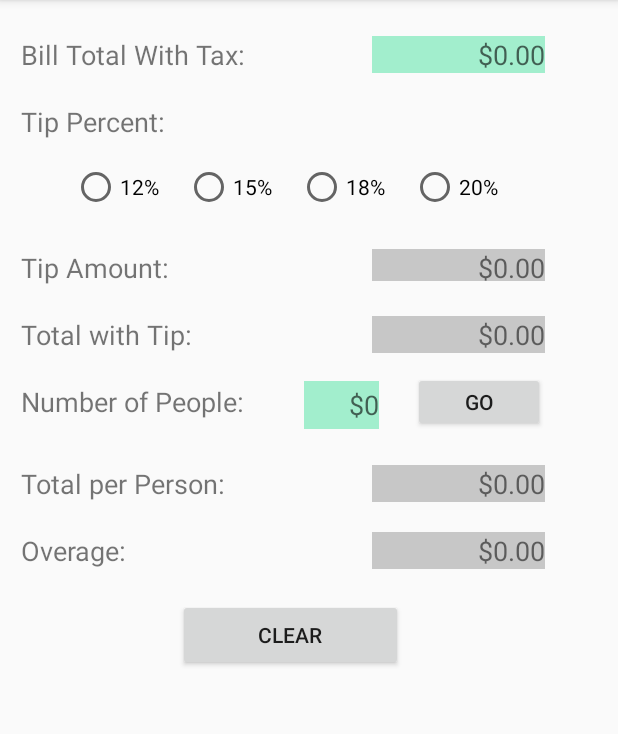
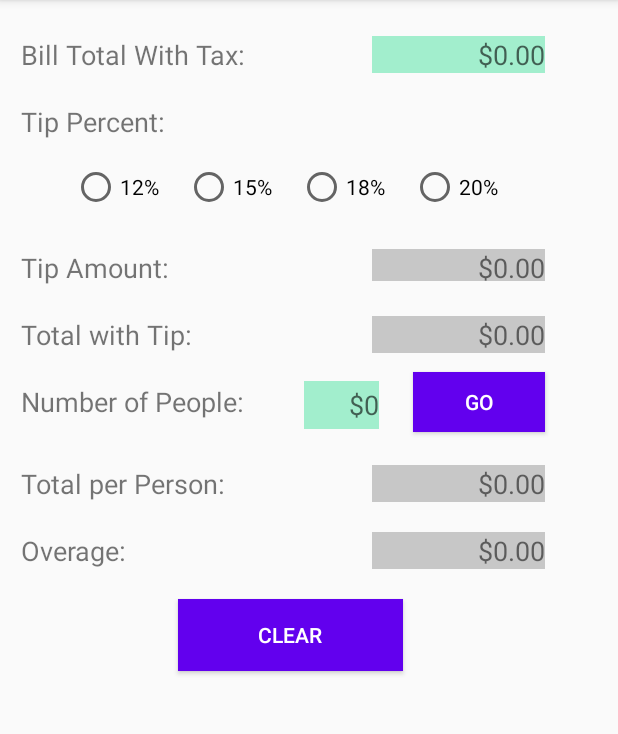
Before and after one commit to MariaGarciaCS/CS442-Mobile-App-Development, an Android app: the screen it shows after launch (MainActivity), on a phone screen of 412 x 824 dp, the part 84-818 px from its top. Run offline under Robolectric (Android 15) with nearby library versions, the phone set to English and light mode, and no system bars.

```diff
--- a/1_tip_calculator/app/src/main/res/layout/activity_main.xml
+++ b/1_tip_calculator/app/src/main/res/layout/activity_main.xml
@@ -99,24 +99,28 @@
             android:id="@+id/twelvePercent"
             android:layout_width="75dp"
             android:layout_height="wrap_content"
+            android:onClick="onRadioButtonClicked"
             android:text="12%" />
 
         <RadioButton
             android:id="@+id/fifteenPercent"
             android:layout_width="75dp"
             android:layout_height="wrap_content"
+            android:onClick="onRadioButtonClicked"
             android:text="15%" />
 
         <RadioButton
             android:id="@+id/eighteenPercent"
             android:layout_width="75dp"
             android:layout_height="wrap_content"
+            android:onClick="onRadioButtonClicked"
             android:text="18%" />
 
         <RadioButton
             android:id="@+id/twentyPercent"
             android:layout_width="75dp"
             android:layout_height="wrap_content"
+            android:onClick="onRadioButtonClicked"
             android:text="20%" />
 
     </RadioGroup>
@@ -204,7 +208,10 @@
         android:layout_width="150dp"
         android:layout_height="wrap_content"
         android:layout_marginTop="20dp"
+        android:background="@color/colorPrimary"
+        android:onClick="onClearClicked"
         android:text="Clear"
+        android:textColor="#FFFFFF"
         app:layout_constraintEnd_toEndOf="parent"
         app:layout_constraintStart_toStartOf="@+id/guideline"
         app:layout_constraintTop_toBottomOf="@+id/overage" />
@@ -213,7 +220,10 @@
         android:id="@+id/button2"
         android:layout_width="wrap_content"
         android:layout_height="40dp"
+        android:background="@color/colorPrimary"
+        android:onClick="onGoClicked"
         android:text="Go"
+        android:textColor="#FFFFFF"
         app:layout_constraintBottom_toBottomOf="@+id/numPeople"
         app:layout_constraintEnd_toEndOf="@+id/totalWithTipValue"
         app:layout_constraintTop_toTopOf="@+id/numPeople" />
```
Also changed, not shown: 1_tip_calculator/app/src/main/java/com/marigarci/tipcalculator/MainActivity.java (+26 -11 lines).
